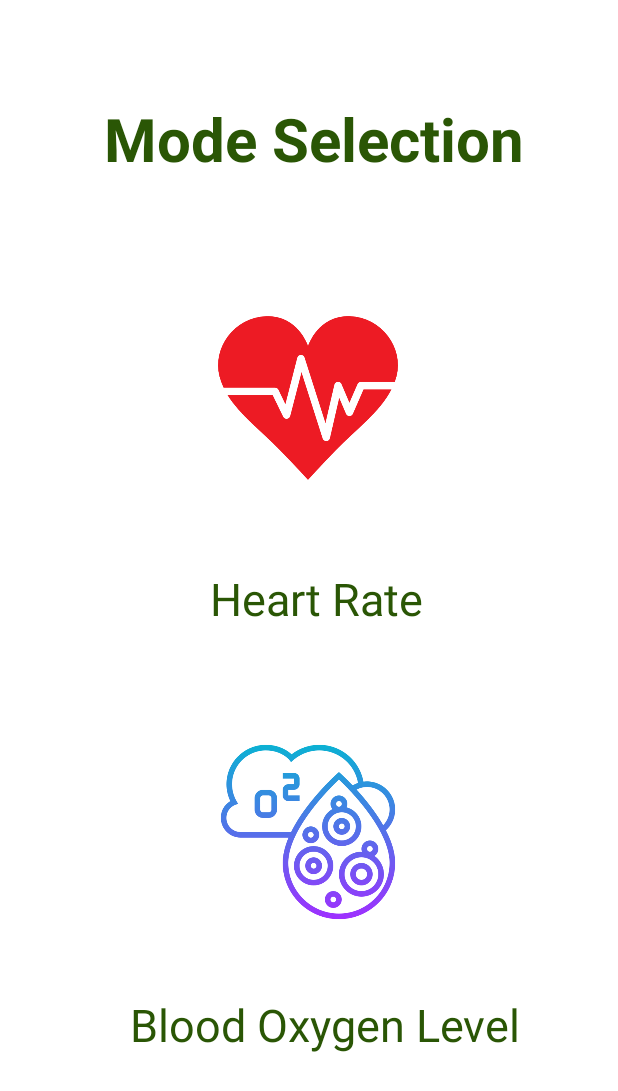
After one commit to bhattin82/Pulse-Oximetry-Application, an Android app: the layout mode_selection.xml on its own in the app's theme, with its tools: preview values and no code run, on a phone screen of 412 x 824 dp. The commit adds this screen. Shown: the top 1091 px of the screen. Run offline under Robolectric (Android 15) with nearby library versions, the phone set to English and light mode, and no system bars.

Commit message:
Mode Selection Page

```diff
--- a/app/src/main/AndroidManifest.xml
+++ b/app/src/main/AndroidManifest.xml
@@ -15,9 +15,9 @@
         tools:targetApi="31">
         <activity
             android:name=".LoginActivity"
-            android:exported="false" />
+            android:exported="true" />
         <activity
-            android:name=".MainActivity"
+            android:name=".ModeSelection"
             android:exported="true">
             <intent-filter>
                 <action android:name="android.intent.action.MAIN" />
--- a/app/src/main/res/drawable/rectangle.xml
+++ b/app/src/main/res/drawable/rectangle.xml
@@ -1,5 +1,5 @@
 <?xml version="1.0" encoding="utf-8"?>
 <shape xmlns:android="http://schemas.android.com/apk/res/android">
     <solid android:color="#D3D5D8"/>
-
+    <stroke android:width ="2dp" android:color="#508325"/>
 </shape>
--- a/app/src/main/res/drawable/rounded_rectangle.xml
+++ b/app/src/main/res/drawable/rounded_rectangle.xml
@@ -1,5 +1,6 @@
 <?xml version="1.0" encoding="utf-8"?>
 <shape xmlns:android="http://schemas.android.com/apk/res/android">
     <corners android:radius="10dp"/>
-    <solid android:color="#2568A7"/>
+    <solid android:color="#D3D5D8"/>
+    <stroke android:width="2dp" android:color="#508325"/>
 </shape>
--- /dev/null
+++ b/app/src/main/res/layout/mode_selection.xml
@@ -0,0 +1,77 @@
+<?xml version="1.0" encoding="utf-8"?>
+<androidx.constraintlayout.widget.ConstraintLayout xmlns:android="http://schemas.android.com/apk/res/android"
+    xmlns:app="http://schemas.android.com/apk/res-auto"
+    xmlns:tools="http://schemas.android.com/tools"
+    android:layout_width="match_parent"
+    android:layout_height="match_parent"
+    tools:context=".ModeSelection">
+
+    <TextView
+        android:id="@+id/modeselectiontext"
+        android:layout_width="300dp"
+        android:layout_height="wrap_content"
+        android:text="Mode Selection"
+        android:textColor="#2A5605"
+        android:textSize="40sp"
+        android:textStyle="bold"
+        app:layout_constraintBottom_toBottomOf="parent"
+        app:layout_constraintEnd_toEndOf="parent"
+        app:layout_constraintHorizontal_bias="0.621"
+        app:layout_constraintStart_toStartOf="parent"
+        app:layout_constraintTop_toTopOf="parent"
+        app:layout_constraintVertical_bias="0.085" />
+
+    <TextView
+        android:id="@+id/heartratetext"
+        android:layout_width="160dp"
+        android:layout_height="wrap_content"
+        android:text="Heart Rate"
+        android:textColor="#2A5605"
+        android:textSize="30sp"
+        app:layout_constraintBottom_toBottomOf="parent"
+        app:layout_constraintEnd_toEndOf="parent"
+        app:layout_constraintHorizontal_bias="0.555"
+        app:layout_constraintStart_toStartOf="parent"
+        app:layout_constraintTop_toTopOf="parent"
+        app:layout_constraintVertical_bias="0.483" />
+
+    <TextView
+        android:id="@+id/bloodoxygenleveltext"
+        android:layout_width="270dp"
+        android:layout_height="wrap_content"
+        android:text="Blood Oxygen Level"
+        android:textColor="#2A5605"
+        android:textSize="30sp"
+        app:layout_constraintBottom_toBottomOf="parent"
+        app:layout_constraintEnd_toEndOf="parent"
+        app:layout_constraintHorizontal_bias="0.609"
+        app:layout_constraintStart_toStartOf="parent"
+        app:layout_constraintTop_toTopOf="parent"
+        app:layout_constraintVertical_bias="0.846" />
+
+    <ImageButton
+        android:id="@+id/heartrate"
+        android:layout_width="120dp"
+        android:layout_height="120dp"
+        android:background="@drawable/heartrate"
+        app:layout_constraintBottom_toBottomOf="parent"
+        app:layout_constraintEnd_toEndOf="parent"
+        app:layout_constraintHorizontal_bias="0.498"
+        app:layout_constraintStart_toStartOf="parent"
+        app:layout_constraintTop_toTopOf="parent"
+        app:layout_constraintVertical_bias="0.292" />
+
+    <ImageButton
+        android:id="@+id/bloodoxygenlevel"
+        android:layout_width="120dp"
+        android:layout_height="120dp"
+        android:background="@drawable/bloodoxygen"
+        app:layout_constraintBottom_toBottomOf="parent"
+        app:layout_constraintEnd_toEndOf="parent"
+        app:layout_constraintHorizontal_bias="0.498"
+        app:layout_constraintStart_toStartOf="parent"
+        app:layout_constraintTop_toTopOf="parent"
+        app:layout_constraintVertical_bias="0.703" />
+
+
+</androidx.constraintlayout.widget.ConstraintLayout>
```
Also changed, not shown: app/src/main/java/com/example/pulseoximetryapplication/ModeSelection.java (added, +14 -0 lines), app/src/main/res/layout/login_activity.xml (+17 -6 lines), app/src/main/res/drawable/bloodoxygen.png (added), app/src/main/res/drawable/heartrate.png (added).
